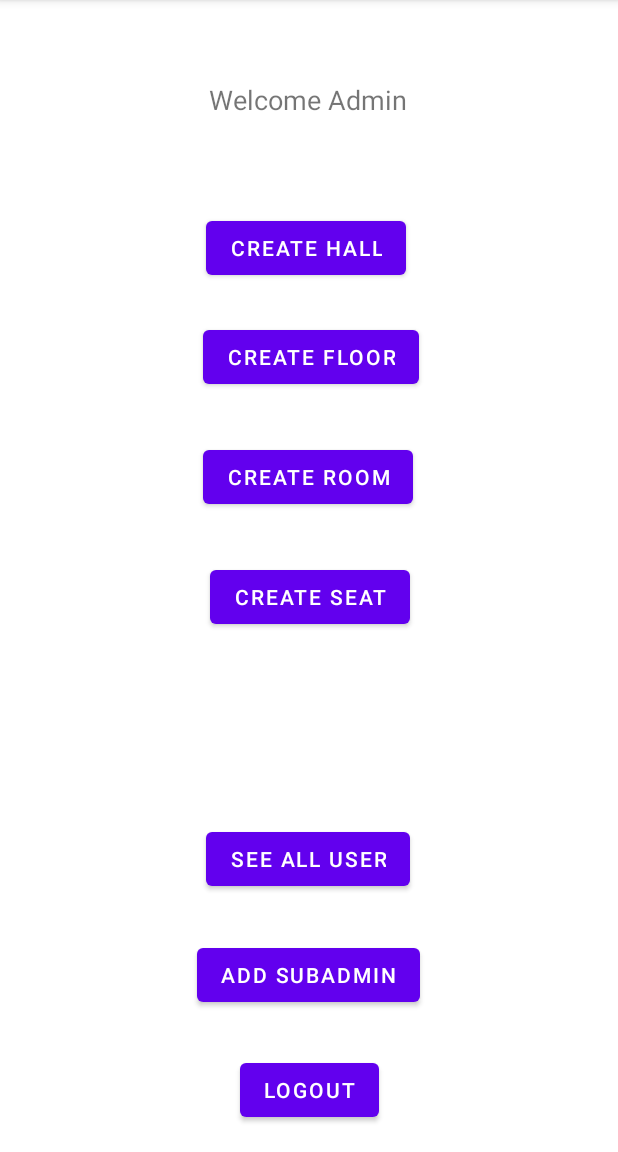
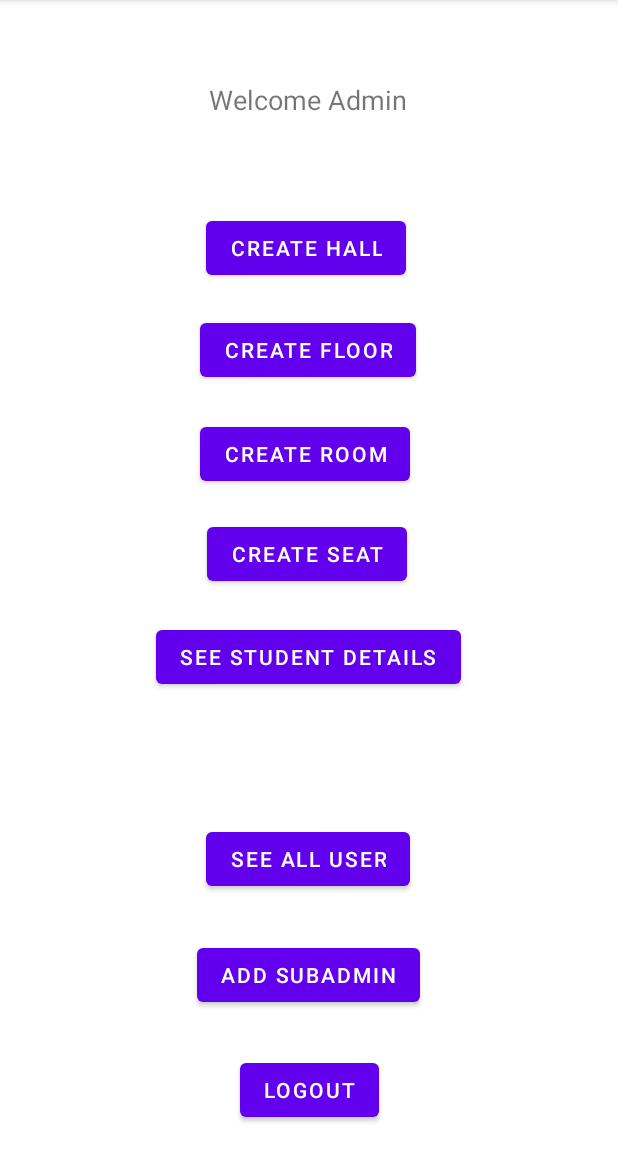
Before and after one commit to tanmoysaha3/P_StuInfoManageforHall, an Android app: the Admin screen opened directly, with no data from a screen before it, on a phone screen of 412 x 824 dp, the part 84-1236 px from its top. Run offline under Robolectric (Android 15) with nearby library versions, the phone set to English and light mode, and no system bars; our stand-ins replace Firebase (no records; nobody signed in at launch, a user with empty details on screens opened directly).

Commit message:
Search student details(using id)

```diff
--- a/app/src/main/AndroidManifest.xml
+++ b/app/src/main/AndroidManifest.xml
@@ -12,7 +12,9 @@
         android:roundIcon="@mipmap/ic_launcher_round"
         android:supportsRtl="true"
         android:theme="@style/Theme.PStuInfoManageforHall">
-        <activity android:name=".AddSeat"></activity>
+        <activity android:name=".ShowStuDetails"></activity>
+        <activity android:name=".SeeStuDetails" />
+        <activity android:name=".AddSeat" />
         <activity android:name=".AddRoom" />
         <activity android:name=".AddFloor" />
         <activity android:name=".AddHall" />
--- a/app/src/main/java/com/example/pstuinfomanageforhall/Admin.java
+++ b/app/src/main/java/com/example/pstuinfomanageforhall/Admin.java
@@ -4,25 +4,17 @@ import androidx.appcompat.app.AppCompatActivity;
 
 import android.content.Intent;
 import android.os.Bundle;
-import android.util.Log;
 import android.view.View;
 import android.widget.Button;
-import android.widget.EditText;
 
-import com.google.android.gms.tasks.OnSuccessListener;
-import com.google.firebase.Timestamp;
 import com.google.firebase.auth.FirebaseAuth;
 import com.google.firebase.auth.FirebaseUser;
-import com.google.firebase.firestore.DocumentReference;
 import com.google.firebase.firestore.FirebaseFirestore;
-
-import java.util.HashMap;
-import java.util.Map;
 
 public class Admin extends AppCompatActivity {
 
     Button mAddSAdminButton, mSeeAllUser, mCreateHallButton, mCreateFloorButton, mCreateRoomButton,
-            mCreateSeatButton;
+            mCreateSeatButton, mSeeStuDetailsButton;
     String userID;
     FirebaseAuth fAuth;
     FirebaseFirestore fStore;
@@ -39,6 +31,7 @@ public class Admin extends AppCompatActivity {
         mCreateFloorButton=findViewById(R.id.createFloorButton);
         mCreateRoomButton=findViewById(R.id.createRoomButton);
         mCreateSeatButton=findViewById(R.id.createSeatButton);
+        mSeeStuDetailsButton=findViewById(R.id.seeStuDetailsButton);
         fAuth=FirebaseAuth.getInstance();
         fStore=FirebaseFirestore.getInstance();
 
@@ -70,6 +63,13 @@ public class Admin extends AppCompatActivity {
             @Override
             public void onClick(View v) {
                 startActivity(new Intent(getApplicationContext(),AddSeat.class));
+            }
+        });
+
+        mSeeStuDetailsButton.setOnClickListener(new View.OnClickListener() {
+            @Override
+            public void onClick(View v) {
+                startActivity(new Intent(getApplicationContext(),SeeStuDetails.class));
             }
         });
 
--- a/app/src/main/res/layout/activity_admin.xml
+++ b/app/src/main/res/layout/activity_admin.xml
@@ -74,10 +74,10 @@
         android:text="Create Floor"
         app:layout_constraintBottom_toBottomOf="parent"
         app:layout_constraintEnd_toEndOf="parent"
-        app:layout_constraintHorizontal_bias="0.505"
+        app:layout_constraintHorizontal_bias="0.498"
         app:layout_constraintStart_toStartOf="parent"
         app:layout_constraintTop_toTopOf="parent"
-        app:layout_constraintVertical_bias="0.297" />
+        app:layout_constraintVertical_bias="0.291" />
 
     <Button
         android:id="@+id/createRoomButton"
@@ -86,10 +86,10 @@
         android:text="Create Room"
         app:layout_constraintBottom_toBottomOf="parent"
         app:layout_constraintEnd_toEndOf="parent"
-        app:layout_constraintHorizontal_bias="0.498"
+        app:layout_constraintHorizontal_bias="0.49"
         app:layout_constraintStart_toStartOf="parent"
         app:layout_constraintTop_toTopOf="parent"
-        app:layout_constraintVertical_bias="0.408" />
+        app:layout_constraintVertical_bias="0.387" />
 
     <Button
         android:id="@+id/createSeatButton"
@@ -98,10 +98,22 @@
         android:text="Create Seat"
         app:layout_constraintBottom_toBottomOf="parent"
         app:layout_constraintEnd_toEndOf="parent"
-        app:layout_constraintHorizontal_bias="0.503"
+        app:layout_constraintHorizontal_bias="0.496"
         app:layout_constraintStart_toStartOf="parent"
         app:layout_constraintTop_toTopOf="parent"
-        app:layout_constraintVertical_bias="0.519" />
+        app:layout_constraintVertical_bias="0.48" />
+
+    <Button
+        android:id="@+id/seeStuDetailsButton"
+        android:layout_width="wrap_content"
+        android:layout_height="wrap_content"
+        android:text="See Student Details"
+        app:layout_constraintBottom_toBottomOf="parent"
+        app:layout_constraintEnd_toEndOf="parent"
+        app:layout_constraintHorizontal_bias="0.497"
+        app:layout_constraintStart_toStartOf="parent"
+        app:layout_constraintTop_toTopOf="parent"
+        app:layout_constraintVertical_bias="0.575" />
 
 
 </androidx.constraintlayout.widget.ConstraintLayout>
```
Also changed, not shown: app/src/main/java/com/example/pstuinfomanageforhall/SeeStuDetails.java (added, +43 -0 lines), app/src/main/java/com/example/pstuinfomanageforhall/ShowStuDetails.java (added, +56 -0 lines), app/src/main/res/layout/activity_see_stu_details.xml (added, +35 -0 lines), app/src/main/res/layout/activity_show_stu_details.xml (added, +33 -0 lines).
